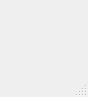
The window that QTTextEditorAttempt2/mainwindow.ui (Nick-Mount/QTTextEditorFinal) describes before a commit, drawn with Qt 5.
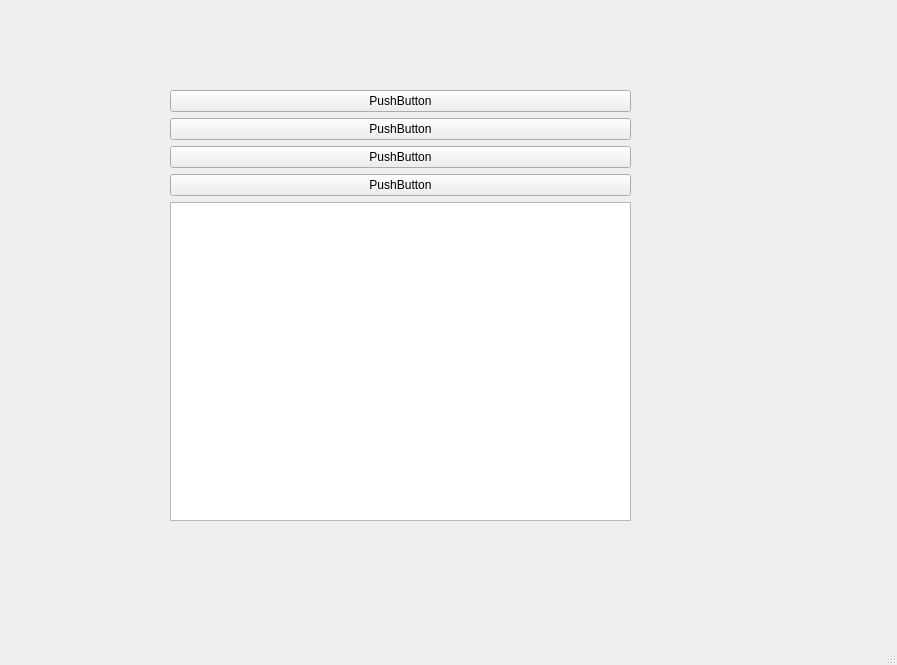
The same window after the commit.

```diff
--- a/QTTextEditorAttempt2/mainwindow.ui
+++ b/QTTextEditorAttempt2/mainwindow.ui
@@ -6,14 +6,58 @@
    <rect>
     <x>0</x>
     <y>0</y>
-    <width>88</width>
-    <height>97</height>
+    <width>897</width>
+    <height>665</height>
    </rect>
   </property>
   <property name="windowTitle">
    <string>MainWindow</string>
   </property>
-  <widget class="QWidget" name="centralwidget"/>
+  <widget class="QWidget" name="centralwidget">
+   <widget class="QWidget" name="gridLayoutWidget">
+    <property name="geometry">
+     <rect>
+      <x>170</x>
+      <y>90</y>
+      <width>461</width>
+      <height>431</height>
+     </rect>
+    </property>
+    <layout class="QGridLayout" name="boxLayout">
+     <item row="2" column="0">
+      <widget class="QPushButton" name="pushButton_3">
+       <property name="text">
+        <string>PushButton</string>
+       </property>
+      </widget>
+     </item>
+     <item row="0" column="0">
+      <widget class="QPushButton" name="saveButton">
+       <property name="text">
+        <string>PushButton</string>
+       </property>
+      </widget>
+     </item>
+     <item row="4" column="0">
+      <widget class="QTextEdit" name="textEdit"/>
+     </item>
+     <item row="1" column="0">
+      <widget class="QPushButton" name="pushButton_2">
+       <property name="text">
+        <string>PushButton</string>
+       </property>
+      </widget>
+     </item>
+     <item row="3" column="0">
+      <widget class="QPushButton" name="pushButton_4">
+       <property name="text">
+        <string>PushButton</string>
+       </property>
+      </widget>
+     </item>
+    </layout>
+   </widget>
+  </widget>
   <widget class="QMenuBar" name="menubar">
    <property name="geometry">
     <rect>
```
Left out of the diff: 2 changed lines with no effect on the pictures.
